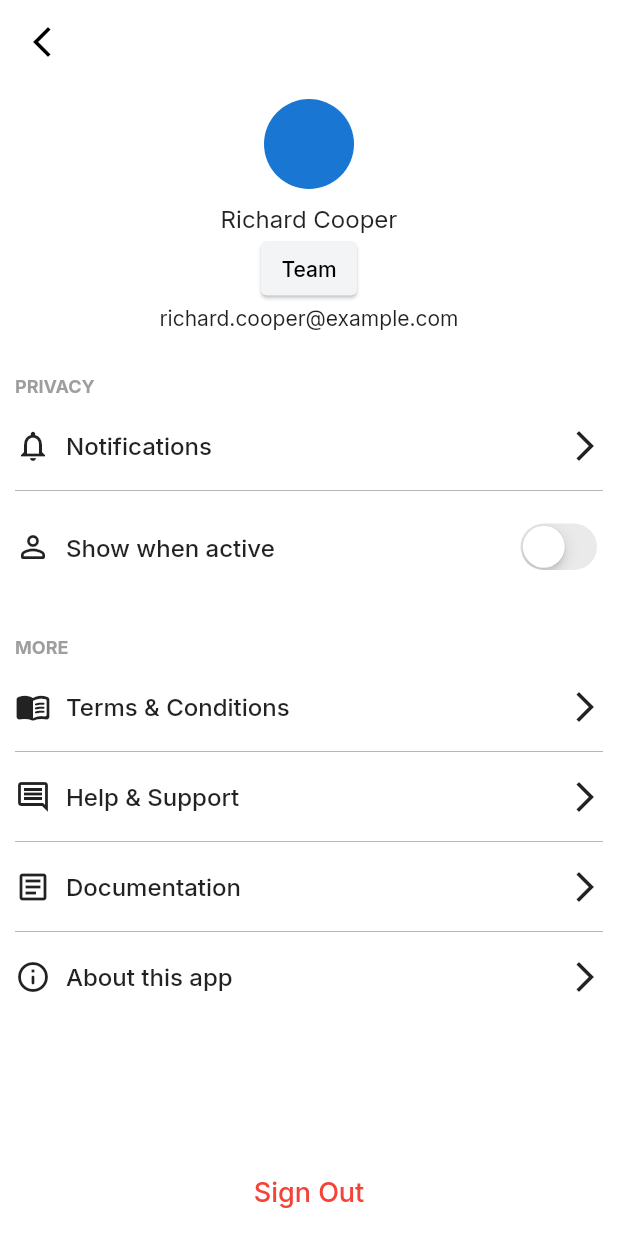
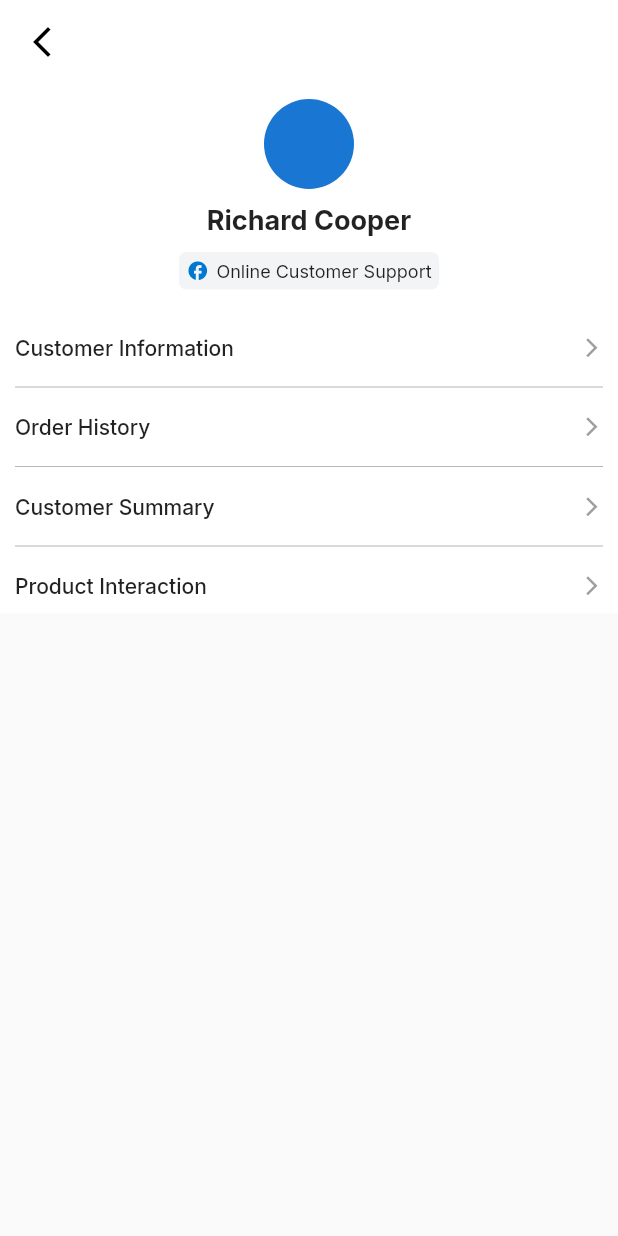
Before and after one commit to Misfit-Mushfiq/myalice, a Flutter app: the ChatDetails screen opened by its route, after a tap on the "info outline" icon, on a phone screen of 412 x 824 dp. Run offline on Flutter 3.47's test engine with Material 2 defaults, Android fonts, the light colour scheme and no system bars; our stand-ins replace cached_network_image, dio, flutter_spinkit, flutter_svg, get, google_fonts and 3 more; missing offline and left inert: pusher_client; accounts and stored records are empty; network calls fail.

Commit message:
added customer profile

```diff
--- a/lib/main.dart
+++ b/lib/main.dart
@@ -4,6 +4,7 @@ import 'package:get/get_navigation/src/root/get_material_app.dart';
 import 'package:get/route_manager.dart';
 import 'package:google_fonts/google_fonts.dart';
 import 'package:myalice/screens/chatDetails.dart';
+import 'package:myalice/screens/customerProfile.dart';
 import 'package:myalice/screens/inboxScreen.dart';
 import 'package:myalice/screens/loginScreen.dart';
 import 'package:myalice/screens/signUpScreen.dart';
@@ -32,6 +33,7 @@ class MyApp extends StatelessWidget {
         GetPage(name: INBOX_PAGE, page: () => Inbox()),
         GetPage(name: SIGNUP_PAGE, page: () => SignUpScreen()),
         GetPage(name: USER_PROFILE_PAGE, page: () => UserProfile()),
+        GetPage(name: CUSTOMER_PROFILE_PAGE, page: () => CustomerProfile()),
       ],
     );
   }
--- a/lib/screens/chatDetails.dart
+++ b/lib/screens/chatDetails.dart
@@ -133,7 +133,7 @@ class _ChatDetailsState extends State<ChatDetails>
                 IconButton(
                     constraints: BoxConstraints(),
                     onPressed: () {
-                      Get.toNamed(USER_PROFILE_PAGE);
+                      Get.toNamed(CUSTOMER_PROFILE_PAGE);
                     },
                     icon: Icon(
                       Icons.info_outline,
--- /dev/null
+++ b/lib/screens/customerProfile.dart
@@ -0,0 +1,178 @@
+import 'package:flutter/cupertino.dart';
+import 'package:flutter/material.dart';
+import 'package:get/get.dart';
+import 'package:myalice/custom%20widgets/botButton.dart';
+import 'package:myalice/utils/colors.dart';
+
+class CustomerProfile extends StatefulWidget {
+  CustomerProfile({Key? key}) : super(key: key);
+
+  @override
+  _CustomerProfileState createState() => _CustomerProfileState();
+}
+
+class _CustomerProfileState extends State<CustomerProfile> {
+  @override
+  Widget build(BuildContext context) {
+    return Scaffold(
+        appBar: AppBar(
+          automaticallyImplyLeading: false,
+          backgroundColor: Colors.white,
+          elevation: 0.0,
+          leading: IconButton(
+            icon: Icon(
+              Icons.arrow_back_ios_new,
+              color: Colors.black,
+            ),
+            onPressed: () {
+              Get.back();
+            },
+          ),
+        ),
+        body: SingleChildScrollView(
+            child: Container(
+          color: Colors.white,
+          child: Padding(
+            padding: const EdgeInsets.all(10.0),
+            child: Column(
+              mainAxisAlignment: MainAxisAlignment.spaceEvenly,
+              children: [
+                Column(
+                  children: [
+                    CircleAvatar(
+                      radius: 30,
+                    ),
+                    SizedBox(
+                      height: 10,
+                    ),
+                    Text(
+                      "Richard Cooper",
+                      style: TextStyle(fontSize: 18,fontWeight: FontWeight.bold),
+                    ),
+                    SizedBox(
+                      height: 10,
+                    ),
+                    Container(
+                      child: Padding(
+                        padding: const EdgeInsets.all(5.0),
+                        child: Row(
+                          mainAxisAlignment: MainAxisAlignment.center,
+                          mainAxisSize: MainAxisSize.min,
+                          children: [
+                            Icon(Icons.facebook,color: AliceColors.ALICE_BLUE,size: 15,),
+                            SizedBox(width: 5,),
+                            Text("Online Customer Support",style: TextStyle(fontSize: 12),)
+                          ],
+                        ),
+                      ),
+                      decoration: BoxDecoration(
+                          borderRadius: BorderRadius.all(Radius.circular(5.0)),
+                          color: AliceColors.ALICE_GREY),
+                    ),
+                    SizedBox(
+                      height: 30,
+                    ),
+                    Column(
+                      crossAxisAlignment: CrossAxisAlignment.start,
+                      mainAxisAlignment: MainAxisAlignment.spaceEvenly,
+                      children: [
+                        GestureDetector(
+                          child: Row(
+                            children: [
+                              Expanded(
+                                  child: Text("Customer Information",
+                                      style: TextStyle(
+                                          fontWeight: FontWeight.w500,
+                                          fontSize: 14))),
+                              Icon((Icons.arrow_forward_ios),size: 15,color: Colors.grey,)
+                            ],
+                          ),
+                          onTap: () {
+                            print("object");
+                          },
+                        ),
+                        SizedBox(
+                          height: 10,
+                        ),
+                        Divider(
+                          thickness: 0.5,
+                          color: Colors.grey,
+                        ),
+                        SizedBox(
+                          height: 10,
+                        ),
+                        GestureDetector(
+                          child: Row(
+                            children: [
+                              Expanded(
+                                  child: Text("Order History",
+                                      style: TextStyle(
+                                          fontWeight: FontWeight.w500,
+                                          fontSize: 14))),
+                              Icon((Icons.arrow_forward_ios),size: 15,color: Colors.grey,)
+                            ],
+                          ),
+                          onTap: () {
+                            print("object");
+                          },
+                        ),
+                        SizedBox(
+                          height: 10,
+                        ),
+                        Divider(
+                          thickness: 0.5,
+                          color: Colors.grey,
+                        ),
+                        SizedBox(
+                          height: 10,
+                        ),
+                        GestureDetector(
+                          child: Row(
+                            children: [
+                              Expanded(
+                                  child: Text("Customer Summary",
+                                      style: TextStyle(
+                                          fontWeight: FontWeight.w500,
+                                          fontSize: 14))),
+                              Icon((Icons.arrow_forward_ios),size: 15,color: Colors.grey,)
+                            ],
+                          ),
+                          onTap: () {
+                            print("object");
+                          },
+                        ),
+                        SizedBox(
+                          height: 10,
+                        ),
+                        Divider(
+                          thickness: 0.5,
+                          color: Colors.grey,
+                        ),
+                        SizedBox(
+                          height: 10,
+                        ),
+                        GestureDetector(
+                          child: Row(
+                            children: [
+                              Expanded(
+                                  child: Text("Product Interaction",
+                                      style: TextStyle(
+                                          fontWeight: FontWeight.w500,
+                                          fontSize: 14))),
+                              Icon((Icons.arrow_forward_ios),size: 15,color: Colors.grey,)
+                            ],
+                          ),
+                          onTap: () {
+                            print("object");
+                          },
+                        ),
+                      ],
+                    )
+                  ],
+                ),
+              ],
+            ),
+          ),
+        )));
+  }
+}
--- a/lib/screens/inboxScreen.dart
+++ b/lib/screens/inboxScreen.dart
@@ -58,10 +58,15 @@ class _InboxState extends State<Inbox> {
                   children: [
                     Padding(
                       padding: const EdgeInsets.fromLTRB(20.0, 8.0, 8.0, 8.0),
-                      child: CircleAvatar(
-                        backgroundImage:
-                            NetworkImage("https://picsum.photos/250?image=9"),
-                        radius: 20.0,
+                      child: GestureDetector(
+                        child: CircleAvatar(
+                          backgroundImage:
+                              NetworkImage("https://picsum.photos/250?image=9"),
+                          radius: 20.0,
+                        ),
+                        onTap: (){
+                          Get.toNamed(USER_PROFILE_PAGE);
+                        },
                       ),
                     ),
                     Expanded(
--- a/lib/utils/routes.dart
+++ b/lib/utils/routes.dart
@@ -4,3 +4,4 @@ const CHAT_DETAILS_PAGE = "chatDetailsPage";
 const INBOX_PAGE = 'inboxPage';
 const SIGNUP_PAGE = 'signUpPage';
 const USER_PROFILE_PAGE = 'userProfilePage';
+const CUSTOMER_PROFILE_PAGE = 'customerProfilePage';
```
